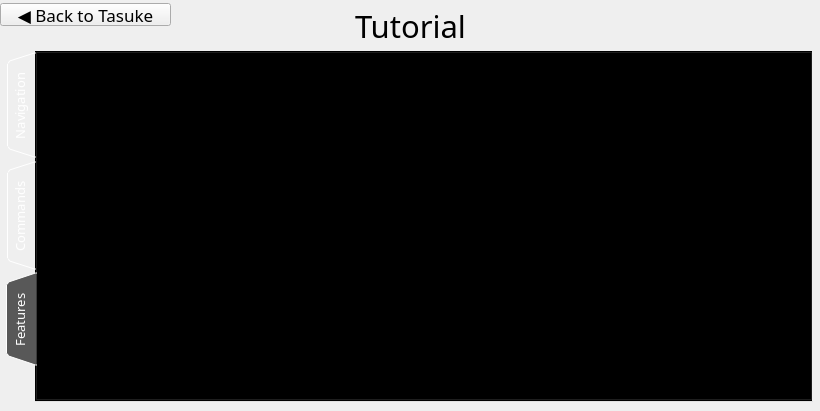
Above: Tasuke/TutorialWidget.ui from mushopea/Tasuke before the change. Below: the same form after it.
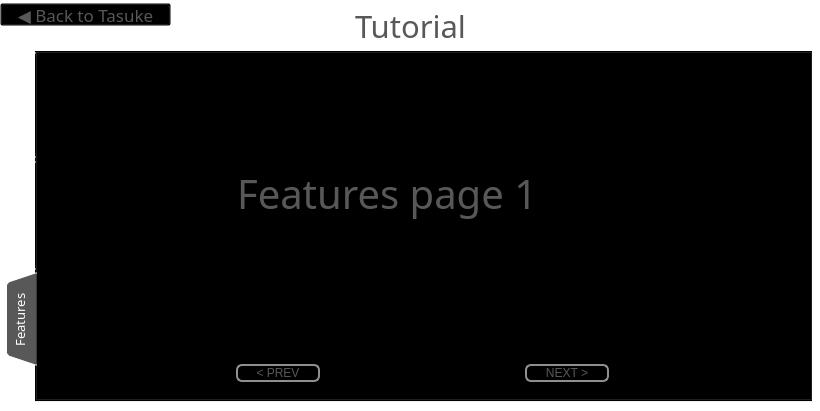
That is the form after the change. The open tabs and pages were chosen to show the change. Custom widgets are drawn as their Qt base class.

Commit message: -> inputwindow not accept rich text. -> tutorial has slideshows now and you can use left and right arrow keys to navigate :)

What changed in the file:
```diff
--- a/Tasuke/TutorialWidget.ui
+++ b/Tasuke/TutorialWidget.ui
@@ -15,9 +15,8 @@
   </property>
   <property name="styleSheet">
    <string notr="true">background: transparent;
-
-QPushButton .hover { }
 color: rgb(88, 88, 88);
+
 </string>
   </property>
   <widget class="QTabWidget" name="tabWidget">
@@ -32,6 +31,15 @@
    <property name="palette">
     <palette>
      <active>
+      <colorrole role="WindowText">
+       <brush brushstyle="SolidPattern">
+        <color alpha="255">
+         <red>88</red>
+         <green>88</green>
+         <blue>88</blue>
+        </color>
+       </brush>
+      </colorrole>
       <colorrole role="Button">
        <brush brushstyle="SolidPattern">
         <color alpha="0">
@@ -41,6 +49,24 @@
         </color>
        </brush>
       </colorrole>
+      <colorrole role="Text">
+       <brush brushstyle="SolidPattern">
+        <color alpha="255">
+         <red>88</red>
+         <green>88</green>
+         <blue>88</blue>
+        </color>
+       </brush>
+      </colorrole>
+      <colorrole role="ButtonText">
+       <brush brushstyle="SolidPattern">
+        <color alpha="255">
+         <red>88</red>
+         <green>88</green>
+         <blue>88</blue>
+        </color>
+       </brush>
+      </colorrole>
       <colorrole role="Base">
        <brush brushstyle="SolidPattern">
         <color alpha="0">
@@ -61,6 +87,15 @@
       </colorrole>
      </active>
      <inactive>
+      <colorrole role="WindowText">
+       <brush brushstyle="SolidPattern">
+        <color alpha="255">
+         <red>88</red>
+         <green>88</green>
+         <blue>88</blue>
+        </color>
+       </brush>
+      </colorrole>
       <colorrole role="Button">
        <brush brushstyle="SolidPattern">
         <color alpha="0">
@@ -70,6 +105,24 @@
         </color>
        </brush>
       </colorrole>
+      <colorrole role="Text">
+       <brush brushstyle="SolidPattern">
+        <color alpha="255">
+         <red>88</red>
+         <green>88</green>
+         <blue>88</blue>
+        </color>
+       </brush>
+      </colorrole>
+      <colorrole role="ButtonText">
+       <brush brushstyle="SolidPattern">
+        <color alpha="255">
+         <red>88</red>
+         <green>88</green>
+         <blue>88</blue>
+        </color>
+       </brush>
+      </colorrole>
       <colorrole role="Base">
        <brush brushstyle="SolidPattern">
         <color alpha="0">
@@ -90,6 +143,15 @@
       </colorrole>
      </inactive>
      <disabled>
+      <colorrole role="WindowText">
+       <brush brushstyle="SolidPattern">
+        <color alpha="255">
+         <red>88</red>
+         <green>88</green>
+         <blue>88</blue>
+        </color>
+       </brush>
+      </colorrole>
       <colorrole role="Button">
        <brush brushstyle="SolidPattern">
         <color alpha="0">
@@ -99,6 +161,24 @@
         </color>
        </brush>
       </colorrole>
+      <colorrole role="Text">
+       <brush brushstyle="SolidPattern">
+        <color alpha="255">
+         <red>88</red>
+         <green>88</green>
+         <blue>88</blue>
+        </color>
+       </brush>
+      </colorrole>
+      <colorrole role="ButtonText">
+       <brush brushstyle="SolidPattern">
+        <color alpha="255">
+         <red>88</red>
+         <green>88</green>
+         <blue>88</blue>
+        </color>
+       </brush>
+      </colorrole>
       <colorrole role="Base">
        <brush brushstyle="SolidPattern">
         <color alpha="0">
@@ -146,7 +226,20 @@
 QTabBar::tab:selected{
 	background-color: rgb(88, 88, 88);
 }
-</string>
+
+ QPushButton {
+	font: 10pt &quot;Quicksand Book&quot;;
+     border: 2px solid #8f8f91;
+     border-radius: 6px;
+     background-color: qlineargradient(x1: 0, y1: 0, x2: 0, y2: 1,
+                                       stop: 0 #f6f7fa, stop: 1 #dadbde);
+     min-width: 80px;
+ }
+
+ QPushButton:pressed {
+     background-color: qlineargradient(x1: 0, y1: 0, x2: 0, y2: 1,
+                                       stop: 0 #dadbde, stop: 1 #f6f7fa);
+ }</string>
    </property>
    <property name="tabPosition">
     <enum>QTabWidget::West</enum>
@@ -167,24 +260,147 @@
     <attribute name="title">
      <string>Navigation</string>
     </attribute>
-    <widget class="QLabel" name="label_5">
+    <widget class="SlidingStackedWidget" name="navSlideshow">
      <property name="geometry">
       <rect>
-       <x>130</x>
-       <y>70</y>
-       <width>431</width>
+       <x>0</x>
+       <y>0</y>
+       <width>771</width>
+       <height>301</height>
+      </rect>
+     </property>
+     <property name="currentIndex">
+      <number>0</number>
+     </property>
+     <widget class="QWidget" name="navPage1">
+      <widget class="QLabel" name="label">
+       <property name="geometry">
+        <rect>
+         <x>200</x>
+         <y>100</y>
+         <width>371</width>
+         <height>81</height>
+        </rect>
+       </property>
+       <property name="font">
+        <font>
+         <family>Quicksand Book</family>
+         <pointsize>16</pointsize>
+         <weight>50</weight>
+         <bold>false</bold>
+        </font>
+       </property>
+       <property name="text">
+        <string>Use &lt;tab&gt; and left/right arrow keys</string>
+       </property>
+      </widget>
+     </widget>
+     <widget class="QWidget" name="navPage2">
+      <widget class="QLabel" name="label_2">
+       <property name="geometry">
+        <rect>
+         <x>200</x>
+         <y>100</y>
+         <width>371</width>
+         <height>81</height>
+        </rect>
+       </property>
+       <property name="font">
+        <font>
+         <family>Quicksand Book</family>
+         <pointsize>30</pointsize>
+         <weight>50</weight>
+         <bold>false</bold>
+        </font>
+       </property>
+       <property name="text">
+        <string>Navigation page 2</string>
+       </property>
+      </widget>
+     </widget>
+    </widget>
+    <widget class="QWidget" name="navButtons" native="true">
+     <property name="geometry">
+      <rect>
+       <x>0</x>
+       <y>300</y>
+       <width>771</width>
        <height>41</height>
       </rect>
      </property>
-     <property name="font">
-      <font>
-       <family>Quicksand Book</family>
-       <pointsize>22</pointsize>
-      </font>
-     </property>
-     <property name="text">
-      <string>slide show here</string>
-     </property>
+     <layout class="QHBoxLayout" name="horizontalLayout_3">
+      <item>
+       <spacer name="h1">
+        <property name="orientation">
+         <enum>Qt::Horizontal</enum>
+        </property>
+        <property name="sizeHint" stdset="0">
+         <size>
+          <width>40</width>
+          <height>20</height>
+         </size>
+        </property>
+       </spacer>
+      </item>
+      <item>
+       <widget class="QPushButton" name="navPrev">
+        <property name="cursor">
+         <cursorShape>PointingHandCursor</cursorShape>
+        </property>
+        <property name="focusPolicy">
+         <enum>Qt::NoFocus</enum>
+        </property>
+        <property name="styleSheet">
+         <string notr="true">background: none;</string>
+        </property>
+        <property name="text">
+         <string>&lt; PREV</string>
+        </property>
+       </widget>
+      </item>
+      <item>
+       <spacer name="h2">
+        <property name="orientation">
+         <enum>Qt::Horizontal</enum>
+        </property>
+        <property name="sizeHint" stdset="0">
+         <size>
+          <width>40</width>
+          <height>20</height>
+         </size>
+        </property>
+       </spacer>
+      </item>
+      <item>
+       <widget class="QPushButton" name="navNext">
+        <property name="cursor">
+         <cursorShape>PointingHandCursor</cursorShape>
+        </property>
+        <property name="focusPolicy">
+         <enum>Qt::NoFocus</enum>
+        </property>
+        <property name="styleSheet">
+         <string notr="true">background: none;</string>
+        </property>
+        <property name="text">
+         <string>NEXT &gt;</string>
+        </property>
+       </widget>
+      </item>
+      <item>
+       <spacer name="h3">
+        <property name="orientation">
+         <enum>Qt::Horizontal</enum>
+        </property>
+        <property name="sizeHint" stdset="0">
+         <size>
+          <width>40</width>
+          <height>20</height>
+         </size>
+        </property>
+       </spacer>
+      </item>
+     </layout>
     </widget>
    </widget>
    <widget class="QWidget" name="commands">
@@ -215,27 +431,147 @@
     <attribute name="title">
      <string>Features</string>
     </attribute>
-    <widget class="QLabel" name="label_7">
+    <widget class="SlidingStackedWidget" name="featuresSlideshow">
      <property name="geometry">
       <rect>
-       <x>190</x>
-       <y>60</y>
-       <width>431</width>
-       <height>211</height>
+       <x>0</x>
+       <y>0</y>
+       <width>771</width>
+       <height>301</height>
       </rect>
      </property>
-     <property name="font">
-      <font>
-       <family>Quicksand Book</family>
-       <pointsize>11</pointsize>
-      </font>
+     <property name="currentIndex">
+      <number>0</number>
      </property>
-     <property name="text">
-      <string>We can possibly boast our features here, such as spellcheck, auto prepend add, support for long ass tasks, multiple tags etc.</string>
+     <widget class="QWidget" name="featuresPage1">
+      <widget class="QLabel" name="label_5">
+       <property name="geometry">
+        <rect>
+         <x>200</x>
+         <y>100</y>
+         <width>371</width>
+         <height>81</height>
+        </rect>
+       </property>
+       <property name="font">
+        <font>
+         <family>Quicksand Book</family>
+         <pointsize>30</pointsize>
+         <weight>50</weight>
+         <bold>false</bold>
+        </font>
+       </property>
+       <property name="text">
+        <string>Features page 1</string>
+       </property>
+      </widget>
+     </widget>
+     <widget class="QWidget" name="featuresPage2">
+      <widget class="QLabel" name="label_6">
+       <property name="geometry">
+        <rect>
+         <x>200</x>
+         <y>100</y>
+         <width>371</width>
+         <height>81</height>
+        </rect>
+       </property>
+       <property name="font">
+        <font>
+         <family>Quicksand Book</family>
+         <pointsize>30</pointsize>
+         <weight>50</weight>
+         <bold>false</bold>
+        </font>
+       </property>
+       <property name="text">
+        <string>Features page 2</string>
+       </property>
+      </widget>
+     </widget>
+    </widget>
+    <widget class="QWidget" name="featuresButtons" native="true">
+     <property name="geometry">
+      <rect>
+       <x>0</x>
+       <y>300</y>
+       <width>771</width>
+       <height>41</height>
+      </rect>
      </property>
-     <property name="wordWrap">
-      <bool>true</bool>
-     </property>
+     <layout class="QHBoxLayout" name="horizontalLayout_4">
+      <item>
+       <spacer name="h7">
+        <property name="orientation">
+         <enum>Qt::Horizontal</enum>
+        </property>
+        <property name="sizeHint" stdset="0">
+         <size>
+          <width>40</width>
+          <height>20</height>
+         </size>
+        </property>
+       </spacer>
+      </item>
+      <item>
+       <widget class="QPushButton" name="featuresPrev">
+        <property name="cursor">
+         <cursorShape>PointingHandCursor</cursorShape>
+        </property>
+        <property name="focusPolicy">
+         <enum>Qt::NoFocus</enum>
+        </property>
+        <property name="styleSheet">
+         <string notr="true">background: none;</string>
+        </property>
+        <property name="text">
+         <string>&lt; PREV</string>
+        </property>
+       </widget>
+      </item>
+      <item>
+       <spacer name="h8">
+        <property name="orientation">
+         <enum>Qt::Horizontal</enum>
+        </property>
+        <property name="sizeHint" stdset="0">
+         <size>
+          <width>40</width>
+          <height>20</height>
+         </size>
+        </property>
+       </spacer>
+      </item>
+      <item>
+       <widget class="QPushButton" name="featuresNext">
+        <property name="cursor">
+         <cursorShape>PointingHandCursor</cursorShape>
+        </property>
+        <property name="focusPolicy">
+         <enum>Qt::NoFocus</enum>
+        </property>
+        <property name="styleSheet">
+         <string notr="true">background: none;</string>
+        </property>
+        <property name="text">
+         <string>NEXT &gt;</string>
+        </property>
+       </widget>
+      </item>
+      <item>
+       <spacer name="h9">
+        <property name="orientation">
+         <enum>Qt::Horizontal</enum>
+        </property>
+        <property name="sizeHint" stdset="0">
+         <size>
+          <width>40</width>
+          <height>20</height>
+         </size>
+        </property>
+       </spacer>
+      </item>
+     </layout>
     </widget>
    </widget>
   </widget>
@@ -310,6 +646,14 @@
   <zorder>title</zorder>
   <zorder>pushButton</zorder>
  </widget>
+ <customwidgets>
+  <customwidget>
+   <class>SlidingStackedWidget</class>
+   <extends>QStackedWidget</extends>
+   <header>SlidingStackedWidget.h</header>
+   <container>1</container>
+  </customwidget>
+ </customwidgets>
  <resources/>
  <connections/>
 </ui>
```
Left out of the diff: 151 changed lines with no effect on the pictures. The commit also changes 5 other files.
